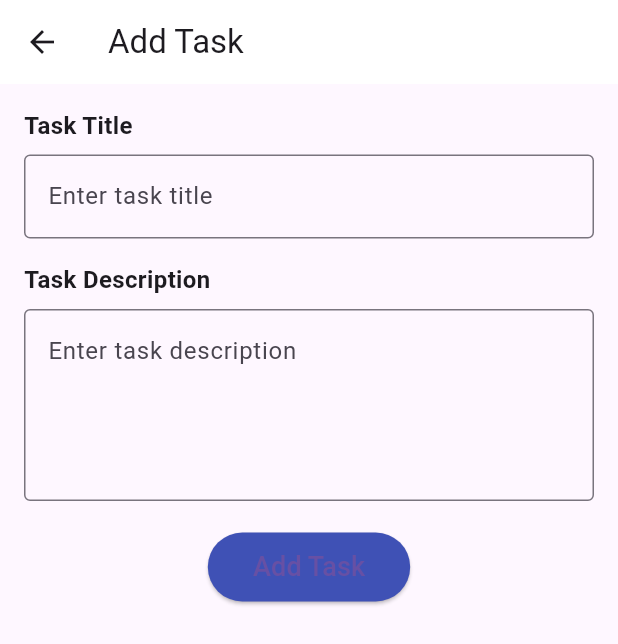
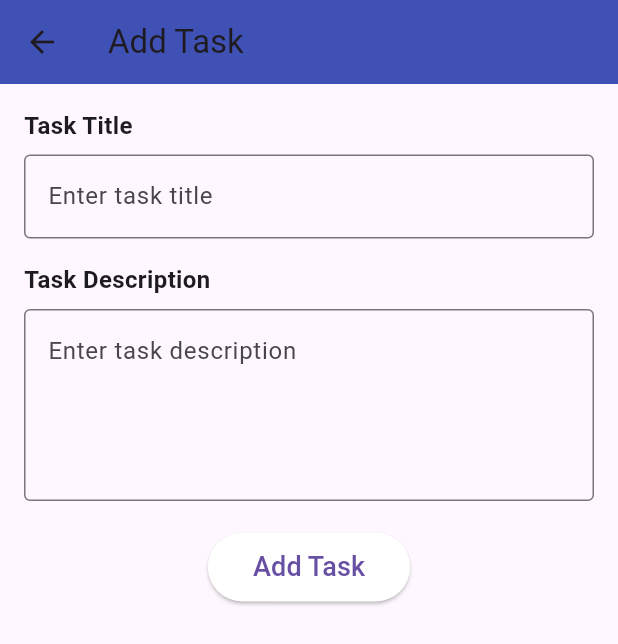
Before and after one commit to reallem/FinalFlutterProject, a Flutter app: the screen it shows after launch, after a tap on "Add Task", on a phone screen of 412 x 824 dp. Shown: the top 644 px of the screen. Run offline on Flutter 3.47's test engine with Material 3 defaults, Android fonts, the phone set to English and light mode, and no system bars; our stand-ins replace flutter_dotenv, supabase_flutter; accounts and stored records are empty.

```diff
--- a/lib/main.dart
+++ b/lib/main.dart
@@ -8,11 +8,8 @@ import 'screens/display_data_screen.dart';
 Future<void> main() async {
   WidgetsFlutterBinding.ensureInitialized();
 
-  print("Initializing app...");
-
   try {
     await dotenv.load(fileName: ".env");
-    print("Environment loaded.");
     print("SUPABASE_URL: ${dotenv.env['SUPABASE_URL']}");
     print("SUPABASE_ANON_KEY: ${dotenv.env['SUPABASE_ANON_KEY']}");
   } catch (e) {
@@ -37,7 +34,6 @@ class MyApp extends StatelessWidget {
 
   @override
   Widget build(BuildContext context) {
-    print("Building MyApp...");
     return MaterialApp(
       title: 'Task Manager App',
       theme: ThemeData(
@@ -45,8 +41,8 @@ class MyApp extends StatelessWidget {
       ),
       initialRoute: '/',
       routes: {
-        '/': (context) => HomeScreen(),
-        '/add': (context) => AddDataScreen(),
+        '/': (context) => const HomeScreen(),
+        '/add': (context) => const AddDataScreen(),
         '/display': (context) => DisplayDataScreen(),
       },
     );
--- a/lib/screens/add_data_screen.dart
+++ b/lib/screens/add_data_screen.dart
@@ -36,7 +36,8 @@ class _AddDataScreenState extends State<AddDataScreen> {
       Navigator.pop(context);
     } else {
       ScaffoldMessenger.of(context).showSnackBar(
-        SnackBar(content: Text('Error adding task: ${response.error!.message}')),
+        SnackBar(
+            content: Text('Error adding task: ${response.error!.message}')),
       );
     }
   }
@@ -46,7 +47,7 @@ class _AddDataScreenState extends State<AddDataScreen> {
     return Scaffold(
       appBar: AppBar(
         title: const Text('Add Task'),
-        backgroundColor: Colors.white,
+        backgroundColor: Colors.indigo,
       ),
       body: Padding(
         padding: const EdgeInsets.all(16.0),
@@ -83,8 +84,9 @@ class _AddDataScreenState extends State<AddDataScreen> {
             Center(
               child: ElevatedButton(
                 style: ElevatedButton.styleFrom(
-                  backgroundColor: Colors.indigo,
-                  padding: const EdgeInsets.symmetric(horizontal: 30, vertical: 10),
+                  backgroundColor: Colors.white,
+                  padding:
+                      const EdgeInsets.symmetric(horizontal: 30, vertical: 10),
                 ),
                 onPressed: _addTask,
                 child: const Text('Add Task', style: TextStyle(fontSize: 18)),
--- a/lib/screens/display_data_screen.dart
+++ b/lib/screens/display_data_screen.dart
@@ -19,7 +19,7 @@ class DisplayDataScreen extends StatelessWidget {
     return Scaffold(
       appBar: AppBar(
         title: const Text('Task List'),
-        backgroundColor: Colors.white,
+        backgroundColor: Colors.indigo,
       ),
       body: FutureBuilder<List<Map<String, dynamic>>>(
         future: _fetchTasks(),
@@ -55,8 +55,9 @@ class DisplayDataScreen extends StatelessWidget {
                     style: const TextStyle(fontWeight: FontWeight.bold),
                   ),
                   subtitle: Text(task['description'] ?? 'No description'),
-                  leading: const Icon(Icons.task, color: Colors.indigo),
+                  leading: const Icon(Icons.task, color: Colors.indigo,
                 ),
+              )
               );
             },
           );
```
Also changed, not shown: pubspec.yaml (+5 -3 lines), pubspec.lock.
